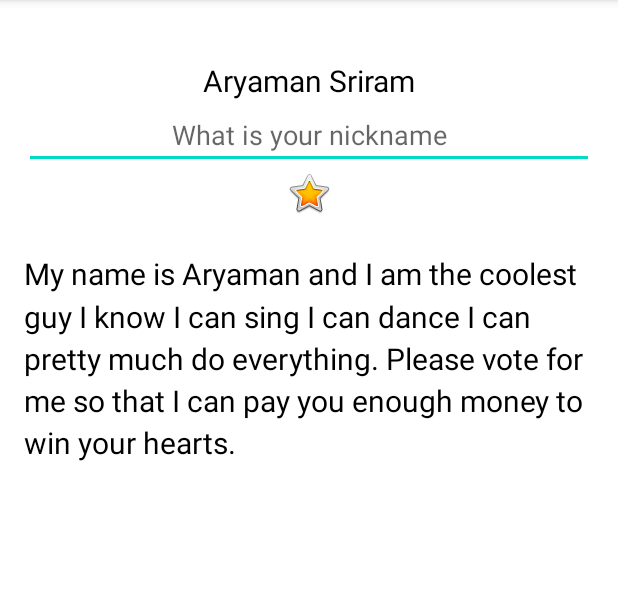
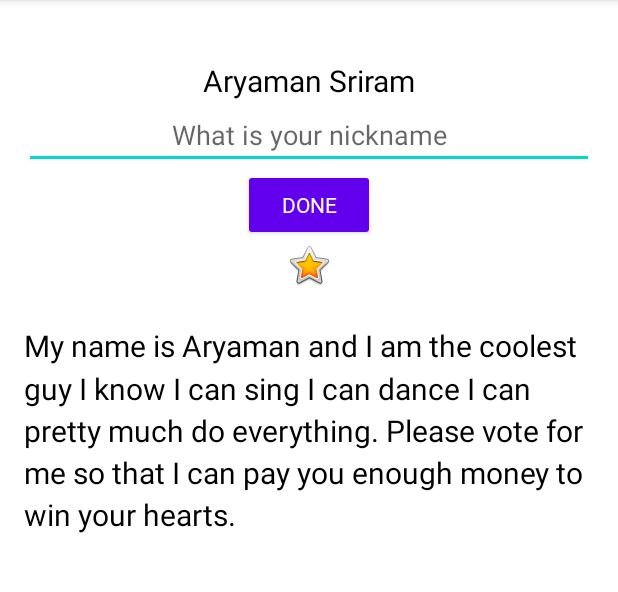
Before and after one commit to aryamansriram/AndroidUdacity, an Android app: the screen it shows after launch (MainActivity), on a phone screen of 412 x 824 dp, the part 84-676 px from its top. Run offline under Robolectric (Android 15) with nearby library versions, the phone set to English and light mode, and no system bars.

Commit message:
Added empty text view for name display

```diff
--- a/about_me/app/src/main/res/layout/activity_main.xml
+++ b/about_me/app/src/main/res/layout/activity_main.xml
@@ -23,6 +23,23 @@
         android:hint="@string/nickname_hint"
         android:inputType="textPersonName" />
 
+    <Button
+        android:id="@+id/button"
+        style="@style/Widget.AppCompat.Button.Colored"
+        android:layout_width="wrap_content"
+        android:layout_height="wrap_content"
+        android:layout_gravity="center_horizontal"
+        android:fontFamily="@font/roboto"
+        android:text="@string/Done" />
+
+    <TextView
+        android:id="@+id/nickname_text"
+        style="@style/name_style"
+        android:layout_width="match_parent"
+        android:layout_height="wrap_content"
+        android:gravity="center"
+        android:visibility="gone" />
+
     <ImageView
         android:id="@+id/star_image"
         android:layout_width="match_parent"
--- a/about_me/app/src/main/res/values/strings.xml
+++ b/about_me/app/src/main/res/values/strings.xml
@@ -6,5 +6,6 @@
     I can sing I can dance I can pretty much do everything. Please vote for me
     so that I can pay you enough money to win your hearts.</string>
     <string name="nickname_hint">What is your nickname</string>
+    <string name="Done">Done</string>
 
 </resources>
```
